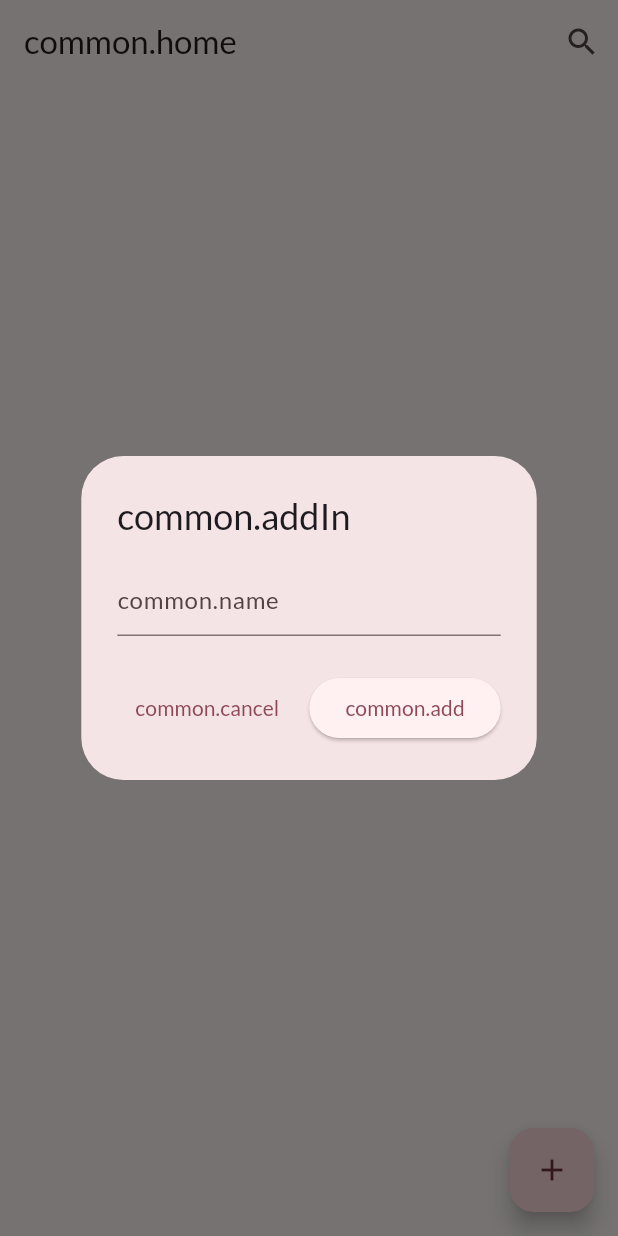
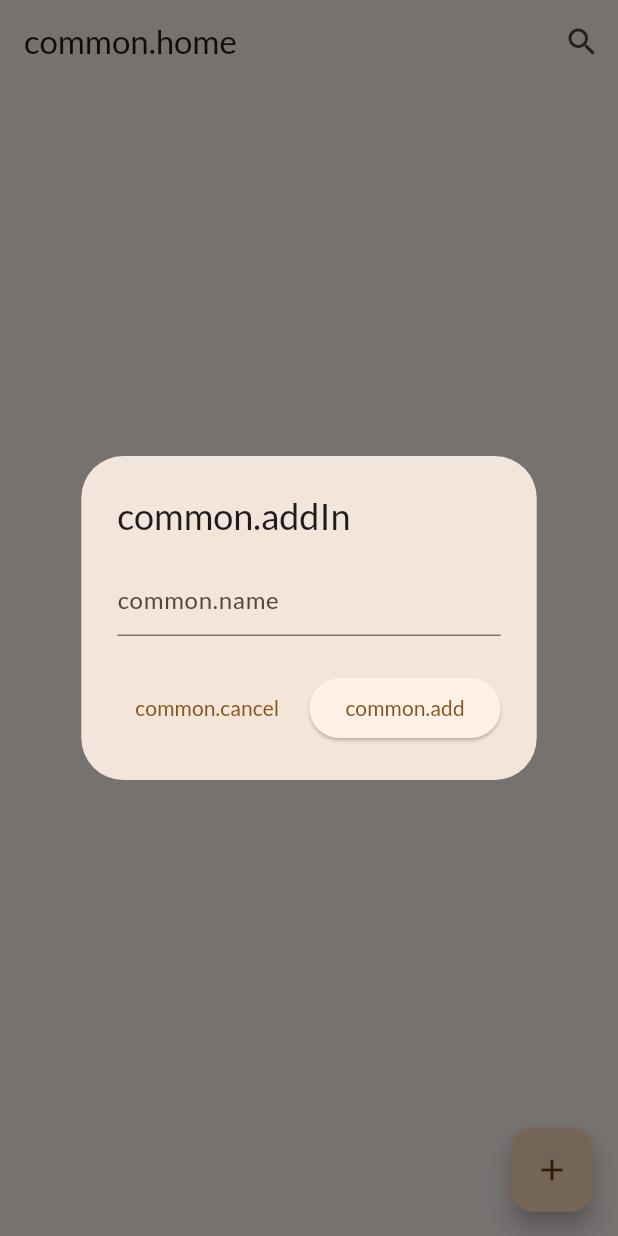
Before and after one commit to valooozz/werizit, a Flutter app: the screen it shows after launch, after a tap on the "add" icon, on a phone screen of 412 x 824 dp. Run offline on Flutter 3.47's test engine with Material 3 defaults, Android fonts, the phone set to English and light mode, and no system bars; our stand-ins replace auto_size_text, easy_localization, file_picker, flutter_riverpod, google_fonts, share_plus and 1 more; accounts and stored records are empty.

Commit message:
logo + changement couleurs

```diff
--- a/lib/main.dart
+++ b/lib/main.dart
@@ -35,7 +35,7 @@ class MyApp extends StatelessWidget {
       theme: ThemeData(
         useMaterial3: true,
         textTheme: GoogleFonts.latoTextTheme(),
-        colorScheme: ColorScheme.fromSeed(seedColor: Colors.pink),
+        colorScheme: ColorScheme.fromSeed(seedColor: Colors.orange),
       ),
       home: HomeScreen(),
     );
--- a/lib/presentation/widgets/cards/item_card.dart
+++ b/lib/presentation/widgets/cards/item_card.dart
@@ -117,7 +117,9 @@ class _ItemCardState extends ConsumerState<ItemCard> {
   Widget build(BuildContext context) {
     return Card(
       shape: RoundedRectangleBorder(borderRadius: BorderRadius.circular(12)),
-      color: widget.isSelected ? Theme.of(context).colorScheme.primary : null,
+      color: widget.isSelected
+          ? Theme.of(context).colorScheme.primary
+          : Theme.of(context).colorScheme.primaryContainer,
       elevation: widget.isSelected ? 5 : 1,
       child: InkWell(
         onTap: _handleTap,
--- a/lib/presentation/widgets/cards/storage_card.dart
+++ b/lib/presentation/widgets/cards/storage_card.dart
@@ -14,6 +14,7 @@ class StorageCard extends StatelessWidget {
       shape: RoundedRectangleBorder(borderRadius: BorderRadius.circular(12)),
       elevation: 1,
       clipBehavior: Clip.hardEdge,
+      color: Theme.of(context).colorScheme.primaryContainer,
       child: InkWell(
         onTap: onTap,
         borderRadius: BorderRadius.circular(12),
```
Also changed, not shown: assets/images/logo.png (added).
